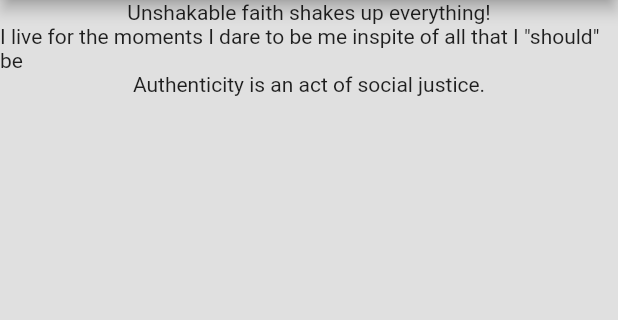
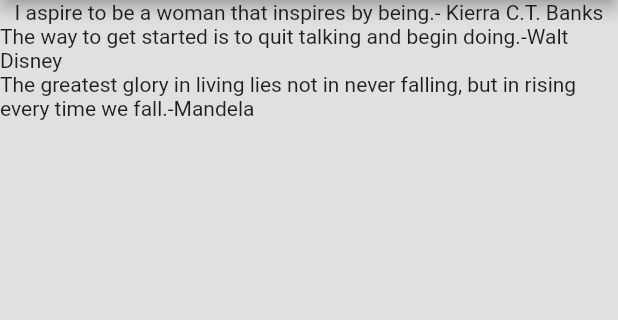
Before and after one commit to shoaibisa/flutter-qoutes, a Flutter app: the screen it shows after launch, on a phone screen of 412 x 824 dp, the part 84-404 px from its top. Run offline on Flutter 3.47's test engine with Material 2 defaults, Android fonts, the phone set to English and light mode, and no system bars.

Commit message:
till class qoutes

```diff
--- a/lib/main.dart
+++ b/lib/main.dart
@@ -1,5 +1,5 @@
 import 'package:flutter/material.dart';
-
+import 'qoutes.dart';
 void main() => runApp(MaterialApp(
   home: QoutesList(),
 ));
@@ -10,10 +10,10 @@ class QoutesList extends StatefulWidget {
 }
 
 class _QoutesListState extends State<QoutesList> {
-  List<String> qoutes = [
-    'Unshakable faith shakes up everything!',
-    'I live for the moments I dare to be me inspite of all that I "should" be',
-        'Authenticity is an act of social justice.'
+  List<Quotes> qoutes = [
+    Quotes(author: ' Kierra C.T. Banks', text: 'I aspire to be a woman that inspires by being.'),
+    Quotes(text: 'The way to get started is to quit talking and begin doing.',author: 'Walt Disney'),
+    Quotes(text: 'The greatest glory in living lies not in never falling, but in rising every time we fall.', author: 'Mandela')
   ];
   @override
   Widget build(BuildContext context) {
@@ -32,7 +32,7 @@ class _QoutesListState extends State<QoutesList> {
         backgroundColor: Colors.amberAccent,
       ),
       body: Column(
-        children: qoutes.map((q) => Text(q)).toList(),
+        children: qoutes.map((q) => Text('${q.text}-${q.author}')).toList(),
       ),
     );
   }
--- a/lib/qoutes.dart
+++ b/lib/qoutes.dart
@@ -1,9 +1,6 @@
-class Qoutes{
-  String author;
-  String text;
+class Quotes {
+  late String text;
+  late String author;
 
-  Qoutes({String author, Steing text}){
-    this.author=author;
-    this.text=text;
-  }
+  Quotes({required this.text, required this.author});
 }
```
